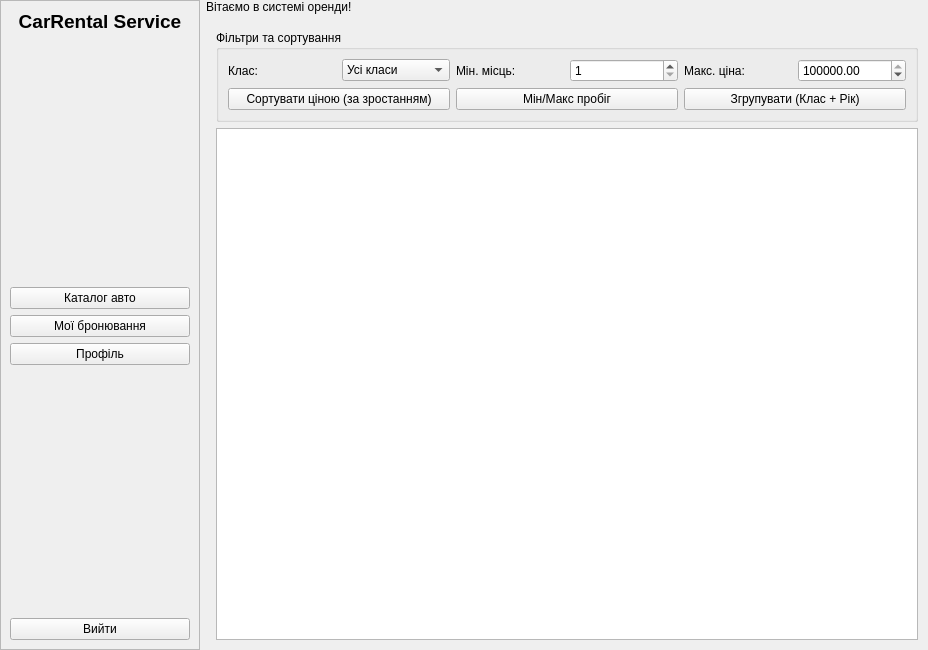
Old version of the form userwindow.ui in the repository lopez1k/kursova.
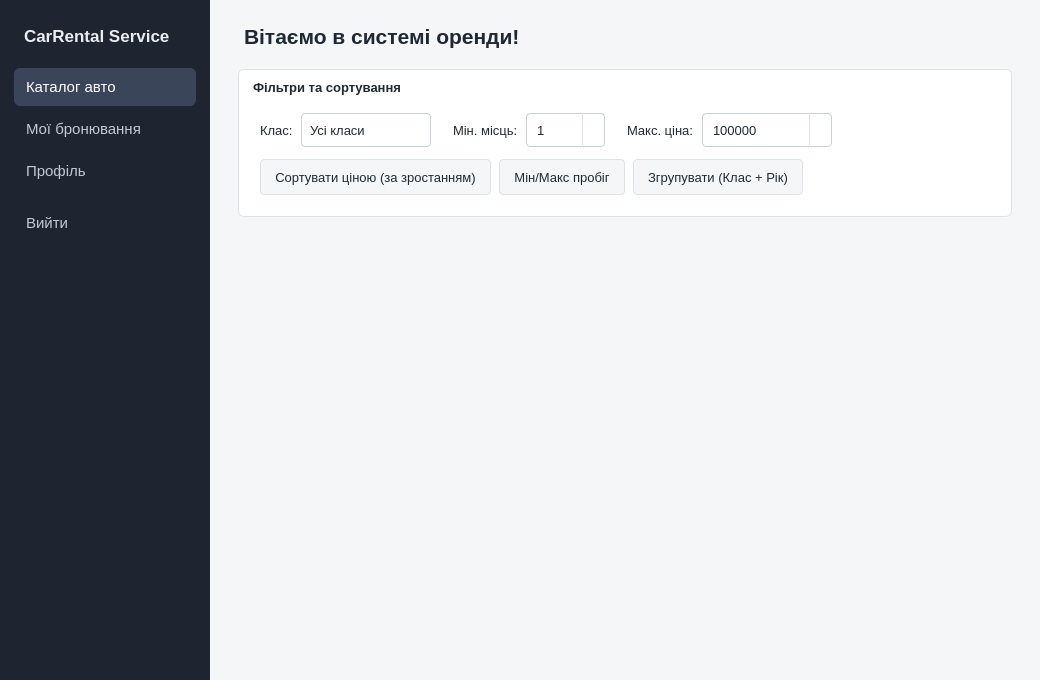
New version of the form.

Commit message: enhance ui: colors, cars' cards

What changed in the file:
```diff
--- a/userwindow.ui
+++ b/userwindow.ui
@@ -6,14 +6,133 @@
    <rect>
     <x>0</x>
     <y>0</y>
-    <width>928</width>
-    <height>650</height>
+    <width>1040</width>
+    <height>680</height>
    </rect>
   </property>
   <property name="windowTitle">
    <string>Оренда Автомобілів — Кабінет Клієнта</string>
   </property>
+  <property name="styleSheet">
+   <string notr="true">
+QWidget { font-family: &quot;Segoe UI&quot;; font-size: 10pt; color: #1F2933; }
+QWidget#UserWindow { background: #F4F6F8; }
+
+/* ---- Бічне меню ---- */
+QFrame#sidebarFrame { background: #1E2430; border: none; }
+QLabel#titleLabel { color: #E9EDF2; font-size: 13pt; font-weight: 600; padding: 4px 6px 18px 6px; }
+QFrame#sidebarFrame QPushButton {
+    background: transparent; color: #C3CAD6; border: none; border-radius: 6px;
+    padding: 10px 12px; text-align: left; font-size: 11pt;
+}
+QFrame#sidebarFrame QPushButton:hover   { background: #2A3240; color: #FFFFFF; }
+QFrame#sidebarFrame QPushButton:checked { background: #3A4559; color: #FFFFFF; }
+QPushButton#btnLogout { border: 1px solid #3A4352; margin-top: 10px; }
+
+/* ---- Заголовок ---- */
+QLabel#welcomeLabel { font-size: 16pt; font-weight: 600; padding-bottom: 6px; }
+
+/* ---- Фільтри ---- */
+QGroupBox#filterGroupBox {
+    background: #FFFFFF; border: 1px solid #DDE2E8; border-radius: 6px;
+    margin-top: 0px; padding: 34px 12px 12px 12px; font-weight: 600;
+}
+QGroupBox#filterGroupBox::title { subcontrol-origin: padding; subcontrol-position: top left; left: 12px; top: 10px; }
+QGroupBox#filterGroupBox QLabel { font-weight: normal; }
+QComboBox, QSpinBox, QDoubleSpinBox {
+    background: #FFFFFF; border: 1px solid #C9D0D9; border-radius: 4px;
+    padding: 5px 26px 5px 8px; min-height: 22px; font-weight: normal;
+}
+QComboBox:hover, QSpinBox:hover, QDoubleSpinBox:hover { border-color: #A9B8CC; }
+QComboBox:focus, QSpinBox:focus, QDoubleSpinBox:focus { border-color: #4A6FA5; }
+
+/* стрілка списку — трикутник з рамок, без картинок */
+QComboBox::drop-down {
+    subcontrol-origin: padding; subcontrol-position: center right;
+    width: 24px; border: none; background: transparent;
+}
+QComboBox::down-arrow {
+    image: none; width: 0px; height: 0px;
+    border-left: 4px solid transparent; border-right: 4px solid transparent;
+    border-top: 5px solid #5B6573;
+}
+QComboBox::down-arrow:on { border-top: none; border-bottom: 5px solid #5B6573; }
+QComboBox QAbstractItemView {
+    background: #FFFFFF; border: 1px solid #C9D0D9; outline: 0; padding: 4px;
+    selection-background-color: #EEF3FA; selection-color: #1F2933;
+}
+
+/* кнопки ▲▼ у полях-лічильниках */
+QSpinBox::up-button, QDoubleSpinBox::up-button,
+QSpinBox::down-button, QDoubleSpinBox::down-button {
+    subcontrol-origin: border; width: 22px;
+    border: none; border-left: 1px solid #E1E5EA; background: transparent;
+}
+QSpinBox::up-button, QDoubleSpinBox::up-button {
+    subcontrol-position: top right; border-top-right-radius: 4px;
+}
+QSpinBox::down-button, QDoubleSpinBox::down-button {
+    subcontrol-position: bottom right; border-bottom-right-radius: 4px;
+}
+QSpinBox::up-button:hover, QDoubleSpinBox::up-button:hover,
+QSpinBox::down-button:hover, QDoubleSpinBox::down-button:hover { background: #EEF1F5; }
+QSpinBox::up-arrow, QDoubleSpinBox::up-arrow {
+    image: none; width: 0px; height: 0px;
+    border-left: 4px solid transparent; border-right: 4px solid transparent;
+    border-bottom: 4px solid #5B6573;
+}
+QSpinBox::down-arrow, QDoubleSpinBox::down-arrow {
+    image: none; width: 0px; height: 0px;
+    border-left: 4px solid transparent; border-right: 4px solid transparent;
+    border-top: 4px solid #5B6573;
+}
+QSpinBox::up-arrow:disabled, QDoubleSpinBox::up-arrow:disabled,
+QSpinBox::up-arrow:off, QDoubleSpinBox::up-arrow:off { border-bottom-color: #C9D0D9; }
+QSpinBox::down-arrow:disabled, QDoubleSpinBox::down-arrow:disabled,
+QSpinBox::down-arrow:off, QDoubleSpinBox::down-arrow:off { border-top-color: #C9D0D9; }
+QGroupBox#filterGroupBox QPushButton {
+    background: #F4F6F8; border: 1px solid #DDE2E8; border-radius: 4px;
+    padding: 7px 14px; min-height: 20px; font-weight: normal;
+}
+QGroupBox#filterGroupBox QPushButton:hover   { background: #EAEEF3; border-color: #C9D0D9; }
+QGroupBox#filterGroupBox QPushButton:pressed { background: #DFE5EC; }
+QGroupBox#filterGroupBox QPushButton:checked { background: #4A6FA5; border-color: #4A6FA5; color: #FFFFFF; }
+
+/* ---- Картки авто (createCarCardWidget) ---- */
+QListWidget#carsListWidget { background: transparent; border: none; outline: 0; }
+QListWidget#carsListWidget::item,
+QListWidget#carsListWidget::item:hover,
+QListWidget#carsListWidget::item:selected { background: transparent; border: none; }
+QFrame#carCard { background: #FFFFFF; border: 1px solid #DDE2E8; border-radius: 6px; }
+QFrame#carCard:hover { border-color: #A9B8CC; }
+QFrame#carCard QLabel { background: transparent; border: none; }
+QLabel#carTitle { font-size: 11pt; font-weight: 600; }
+QLabel#carMeta  { color: #5B6573; }
+QFrame#carLine  { background: #E6E9ED; border: none; }
+QLabel#carPrice { font-weight: 600; }
+QLabel#carStatusFree { color: #2E6B2E; font-size: 9pt; }
+QLabel#carStatusBusy { color: #6B7280; font-size: 9pt; }
+
+/* ---- Таблиця бронювань ---- */
+QTableWidget#myRentalsTable {
+    background: #FFFFFF; border: 1px solid #DDE2E8; border-radius: 6px;
+    gridline-color: #E6E9ED; selection-background-color: #EEF3FA; selection-color: #1F2933;
+}
+QHeaderView::section {
+    background: #F0F2F5; border: none; border-bottom: 1px solid #DDE2E8;
+    padding: 8px 10px; font-weight: 600;
+}
+
+/* ---- Профіль ---- */
+QFrame#profileCard { background: #FFFFFF; border: 1px solid #DDE2E8; border-radius: 6px; }
+QLabel#profileTitle { font-size: 13pt; font-weight: 600; }
+QLabel#lblProfileName, QLabel#lblProfileEmail { font-size: 11pt; }
+</string>
+  </property>
   <layout class="QHBoxLayout" name="mainHorizontalLayout">
+   <property name="spacing">
+    <number>0</number>
+   </property>
    <property name="leftMargin">
     <number>0</number>
    </property>
@@ -30,86 +149,136 @@
     <widget class="QFrame" name="sidebarFrame">
      <property name="minimumSize">
       <size>
-       <width>200</width>
+       <width>210</width>
        <height>0</height>
       </size>
      </property>
      <property name="maximumSize">
       <size>
-       <width>220</width>
+       <width>230</width>
        <height>16777215</height>
       </size>
      </property>
      <property name="frameShape">
-      <enum>QFrame::Shape::StyledPanel</enum>
+      <enum>QFrame::Shape::NoFrame</enum>
      </property>
      <layout class="QVBoxLayout" name="sidebarLayout">
+      <property name="spacing">
+       <number>4</number>
+      </property>
+      <property name="leftMargin">
+       <number>14</number>
+      </property>
+      <property name="topMargin">
+       <number>22</number>
+      </property>
+      <property name="rightMargin">
+       <number>14</number>
+      </property>
+      <property name="bottomMargin">
+       <number>22</number>
+      </property>
       <item>
        <widget class="QLabel" name="titleLabel">
         <property name="text">
-         <string>&lt;html&gt;&lt;head/&gt;&lt;body&gt;&lt;p align=&quot;center&quot;&gt;&lt;span style=&quot; font-size:14pt; font-weight:600;&quot;&gt;CarRental Service&lt;/span&gt;&lt;/p&gt;&lt;/body&gt;&lt;/html&gt;</string>
+         <string>CarRental Service</string>
         </property>
        </widget>
       </item>
-      <item>
-       <spacer name="topSpacer">
-        <property name="orientation">
-         <enum>Qt::Orientation::Vertical</enum>
-        </property>
-        <property name="sizeHint" stdset="0">
-         <size>
-          <width>20</width>
-          <height>20</height>
-         </size>
-        </property>
-       </spacer>
-      </item>
       <item>
        <widget class="QPushButton" name="btnCatalog">
+        <property name="cursor">
+         <cursorShape>PointingHandCursor</cursorShape>
+        </property>
         <property name="text">
          <string>Каталог авто</string>
         </property>
+        <property name="checkable">
+         <bool>true</bool>
+        </property>
+        <property name="checked">
+         <bool>true</bool>
+        </property>
+        <property name="autoExclusive">
+         <bool>true</bool>
+        </property>
        </widget>
       </item>
       <item>
        <widget class="QPushButton" name="btnMyRentals">
+        <property name="cursor">
+         <cursorShape>PointingHandCursor</cursorShape>
+        </property>
         <property name="text">
          <string>Мої бронювання</string>
         </property>
+        <property name="checkable">
+         <bool>true</bool>
+        </property>
+        <property name="autoExclusive">
+         <bool>true</bool>
+        </property>
        </widget>
       </item>
       <item>
        <widget class="QPushButton" name="btnProfile">
+        <property name="cursor">
+         <cursorShape>PointingHandCursor</cursorShape>
+        </property>
         <property name="text">
          <string>Профіль</string>
         </property>
+        <property name="checkable">
+         <bool>true</bool>
+        </property>
+        <property name="autoExclusive">
+         <bool>true</bool>
+        </property>
        </widget>
       </item>
-      <item>
-       <spacer name="bottomSpacer">
-        <property name="orientation">
-         <enum>Qt::Orientation::Vertical</enum>
-        </property>
-        <property name="sizeHint" stdset="0">
-         <size>
-          <width>20</width>
-          <height>40</height>
-         </size>
-        </property>
-       </spacer>
-      </item>
       <item>
        <widget class="QPushButton" name="btnLogout">
+        <property name="cursor">
+         <cursorShape>PointingHandCursor</cursorShape>
+        </property>
         <property name="text">
          <string>Вийти</string>
         </property>
        </widget>
       </item>
+      <item>
+       <spacer name="bottomSpacer">
+        <property name="orientation">
+         <enum>Qt::Orientation::Vertical</enum>
+        </property>
+        <property name="sizeHint" stdset="0">
+         <size>
+          <width>20</width>
+          <height>40</height>
+         </size>
+        </property>
+       </spacer>
+      </item>
      </layout>
     </widget>
    </item>
    <item>
     <layout class="QVBoxLayout" name="contentLayout">
+     <property name="spacing">
+      <number>14</number>
+     </property>
+     <property name="leftMargin">
+      <number>28</number>
+     </property>
+     <property name="topMargin">
+      <number>24</number>
+     </property>
+     <property name="rightMargin">
+      <number>28</number>
+     </property>
+     <property name="bottomMargin">
+      <number>24</number>
+     </property>
      <item>
       <layout class="QHBoxLayout" name="headerLayout">
        <item>
@@ -123,19 +292,25 @@
      </item>
      <item>
       <widget class="QStackedWidget" name="stackedWidget">
+       <property name="currentIndex">
+        <number>0</number>
+       </property>
        <widget class="QWidget" name="catalogPage">
         <layout class="QVBoxLayout" name="catalogLayout">
+         <property name="spacing">
+          <number>14</number>
+         </property>
          <property name="leftMargin">
-          <number>10</number>
+          <number>0</number>
          </property>
          <property name="topMargin">
-          <number>10</number>
+          <number>0</number>
          </property>
          <property name="rightMargin">
-          <number>10</number>
+          <number>0</number>
          </property>
          <property name="bottomMargin">
-          <number>10</number>
+          <number>0</number>
          </property>
          <item>
           <widget class="QGroupBox" name="filterGroupBox">
@@ -143,8 +318,14 @@
             <string>Фільтри та сортування</string>
            </property>
            <layout class="QVBoxLayout" name="filterMainLayout">
+            <property name="spacing">
+             <number>12</number>
+            </property>
             <item>
              <layout class="QHBoxLayout" name="filterInputsLayout">
+              <property name="spacing">
+               <number>8</number>
+              </property>
               <item>
                <widget class="QLabel" name="lblCategory">
                 <property name="text">
@@ -154,6 +335,12 @@
               </item>
               <item>
                <widget class="QComboBox" name="comboCategory">
+                <property name="minimumSize">
+                 <size>
+                  <width>130</width>
+                  <height>34</height>
+                 </size>
+                </property>
                 <item>
                  <property name="text">
                   <string>Усі класи</string>
@@ -176,6 +363,22 @@
                 </item>
                </widget>
               </item>
+              <item>
+               <spacer name="filterGap1">
+                <property name="orientation">
+                 <enum>Qt::Orientation::Horizontal</enum>
+                </property>
+                <property name="sizeType">
+                 <enum>QSizePolicy::Policy::Fixed</enum>
+                </property>
+                <property name="sizeHint" stdset="0">
+                 <size>
+                  <width>14</width>
+                  <height>10</height>
+                 </size>
+                </property>
+               </spacer>
+              </item>
               <item>
                <widget class="QLabel" name="lblMinSeats">
                 <property name="text">
@@ -196,6 +399,22 @@
                 </property>
                </widget>
               </item>
+              <item>
+               <spacer name="filterGap2">
+                <property name="orientation">
+                 <enum>Qt::Orientation::Horizontal</enum>
+                </property>
+                <property name="sizeType">
+                 <enum>QSizePolicy::Policy::Fixed</enum>
+                </property>
+                <property name="sizeHint" stdset="0">
+                 <size>
+                  <width>14</width>
+                  <height>10</height>
+                 </size>
+                </property>
+               </spacer>
+              </item>
               <item>
                <widget class="QLabel" name="lblMaxPrice">
                 <property name="text">
@@ -205,39 +424,107 @@
               </item>
               <item>
                <widget class="QDoubleSpinBox" name="spinMaxPrice">
+                <property name="minimumSize">
+                 <size>
+                  <width>130</width>
+                  <height>34</height>
+                 </size>
+                </property>
+                <property name="decimals">
+                 <number>0</number>
+                </property>
                 <property name="maximum">
                  <double>10000000.000000000000000</double>
                 </property>
+                <property name="singleStep">
+                 <double>100.000000000000000</double>
+                </property>
                 <property name="value">
                  <double>10000000.000000000000000</double>
                 </property>
                </widget>
               </item>
+              <item>
+               <spacer name="filterInputsSpacer">
+                <property name="orientation">
+                 <enum>Qt::Orientation::Horizontal</enum>
+                </property>
+                <property name="sizeHint" stdset="0">
+                 <size>
+                  <width>40</width>
+                  <height>10</height>
+                 </size>
+                </property>
+               </spacer>
+              </item>
              </layout>
             </item>
             <item>
              <layout class="QHBoxLayout" name="filterButtonsLayout">
+              <property name="spacing">
+               <number>8</number>
+              </property>
               <item>
                <widget class="QPushButton" name="btnSortMerge">
+                <property name="cursor">
+                 <cursorShape>PointingHandCursor</cursorShape>
+                </property>
                 <property name="text">
                  <string>Сортувати ціною (за зростанням)</string>
                 </property>
+                <property name="checkable">
+                 <bool>false</bool>
+                </property>
+                <property name="autoExclusive">
+                 <bool>true</bool>
+                </property>
                </widget>
               </item>
               <item>
                <widget class="QPushButton" name="btnMinMaxMileage">
+                <property name="cursor">
+                 <cursorShape>PointingHandCursor</cursorShape>
+                </property>
                 <property name="text">
                  <string>Мін/Макс пробіг</string>
                 </property>
+                <property name="checkable">
+                 <bool>true</bool>
+                </property>
+                <property name="autoExclusive">
+                 <bool>true</bool>
+                </property>
                </widget>
               </item>
               <item>
                <widget class="QPushButton" name="btnGroupAndSort">
+                <property name="cursor">
+                 <cursorShape>PointingHandCursor</cursorShape>
+                </property>
                 <property name="text">
                  <string>Згрупувати (Клас + Рік)</string>
                 </property>
+                <property name="checkable">
+                 <bool>true</bool>
+                </property>
+                <property name="autoExclusive">
+                 <bool>true</bool>
+                </property>
                </widget>
               </item>
+              <item>
+               <spacer name="filterButtonsSpacer">
+                <property name="orientation">
+                 <enum>Qt::Orientation::Horizontal</enum>
+                </property>
+                <property name="sizeHint" stdset="0">
+                 <size>
+                  <width>40</width>
+                  <height>10</height>
+                 </size>
+                </property>
+               </spacer>
+              </item>
              </layout>
             </item>
            </layout>
@@ -245,6 +532,12 @@
          </item>
          <item>
           <widget class="QListWidget" name="carsListWidget">
+           <property name="frameShape">
+            <enum>QFrame::Shape::NoFrame</enum>
+           </property>
+           <property name="horizontalScrollBarPolicy">
+            <enum>Qt::ScrollBarPolicy::ScrollBarAlwaysOff</enum>
+           </property>
            <property name="movement">
             <enum>QListView::Movement::Static</enum>
            </property>
@@ -258,13 +551,7 @@
             <enum>QListView::ResizeMode::Adjust</enum>
            </property>
            <property name="spacing">
-            <number>10</number>
-           </property>
-           <property name="gridSize">
-            <size>
-             <width>220</width>
-             <height>160</height>
-            </size>
+            <number>6</number>
            </property>
            <property name="viewMode">
             <enum>QListView::ViewMode::IconMode</enum>
@@ -275,8 +562,38 @@
        </widget>
        <widget class="QWidget" name="myRentalsPage">
         <layout class="QVBoxLayout" name="myRentalsLayout">
+         <property name="leftMargin">
+          <number>0</number>
+         </property>
+         <property name="topMargin">
+          <number>0</number>
+         </property>
+         <property name="rightMargin">
+          <number>0</number>
+         </property>
+         <property name="bottomMargin">
+          <number>0</number>
+         </property>
          <item>
           <widget class="QTableWidget" name="myRentalsTable">
+           <property name="editTriggers">
+            <set>QAbstractItemView::EditTrigger::NoEditTriggers</set>
+           </property>
+           <property name="selectionBehavior">
+            <enum>QAbstractItemView::SelectionBehavior::SelectRows</enum>
+           </property>
+           <property name="showGrid">
+            <bool>false</bool>
+           </property>
+           <attribute name="horizontalHeaderHighlightSections">
+            <bool>false</bool>
+           </attribute>
+           <attribute name="horizontalHeaderStretchLastSection">
+            <bool>true</bool>
+           </attribute>
+           <attribute name="verticalHeaderVisible">
+            <bool>false</bool>
+           </attribute>
            <column>
             <property name="text">
              <string>ID</string>
@@ -308,25 +625,64 @@
        </widget>
        <widget class="QWidget" name="profilePage">
         <layout class="QVBoxLayout" name="profileLayout">
+         <property name="leftMargin">
+          <number>0</number>
+         </property>
+         <property name="topMargin">
+          <number>0</number>
+         </property>
+         <property name="rightMargin">
+          <number>0</number>
+         </property>
+         <property name="bottomMargin">
+          <number>0</number>
+         </property>
          <item>
-          <widget class="QLabel" name="profileTitle">
-           <property name="text">
-            <string>&lt;html&gt;&lt;head/&gt;&lt;body&gt;&lt;p&gt;&lt;span style=&quot; font-size:12pt; font-weight:600;&quot;&gt;Особисті дані&lt;/span&gt;&lt;/p&gt;&lt;/body&gt;&lt;/html&gt;</string>
+          <widget class="QFrame" name="profileCard">
+           <property name="maximumSize">
+            <size>
+             <width>480</width>
+             <height>16777215</height>
+            </size>
            </property>
-          </widget>
-         </item>
-         <item>
-          <widget class="QLabel" name="lblProfileName">
-           <property name="text">
-            <string>Ім'я: -</string>
-           </property>
-          </widget>
-         </item>
-         <item>
-          <widget class="QLabel" name="lblProfileEmail">
-           <property name="text">
-            <string>Email: -</string>
-           </property>
+           <layout class="QVBoxLayout" name="profileCardLayout">
+            <property name="spacing">
+             <number>10</number>
+            </property>
+            <property name="leftMargin">
+             <number>20</number>
+            </property>
+            <property name="topMargin">
+             <number>18</number>
+            </property>
+            <property name="rightMargin">
+             <number>20</number>
+            </property>
+            <property name="bottomMargin">
+             <number>20</number>
+            </property>
+            <item>
+             <widget class="QLabel" name="profileTitle">
+              <property name="text">
+               <string>Особисті дані</string>
+              </property>
+             </widget>
+            </item>
+            <item>
+             <widget class="QLabel" name="lblProfileName">
+              <property name="text">
+               <string>Ім'я: -</string>
+              </property>
+             </widget>
+            </item>
+            <item>
+             <widget class="QLabel" name="lblProfileEmail">
+              <property name="text">
+               <string>Email: -</string>
+              </property>
+             </widget>
+            </item>
+           </layout>
           </widget>
          </item>
          <item>
```
The commit also changes 6 other files.
